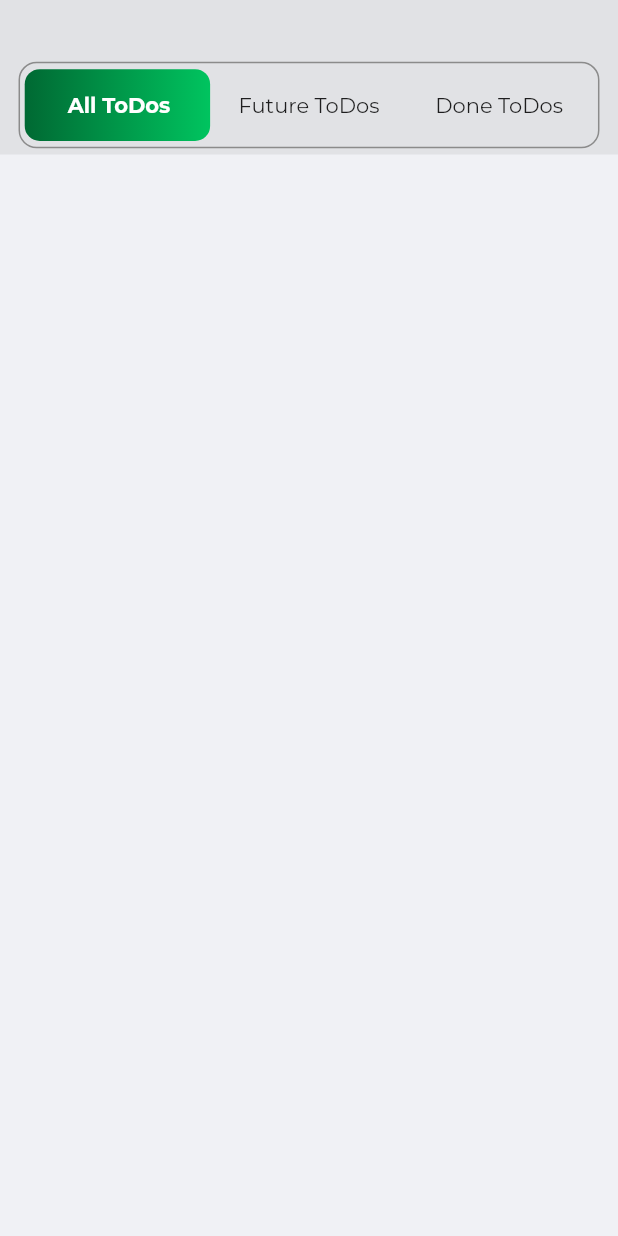
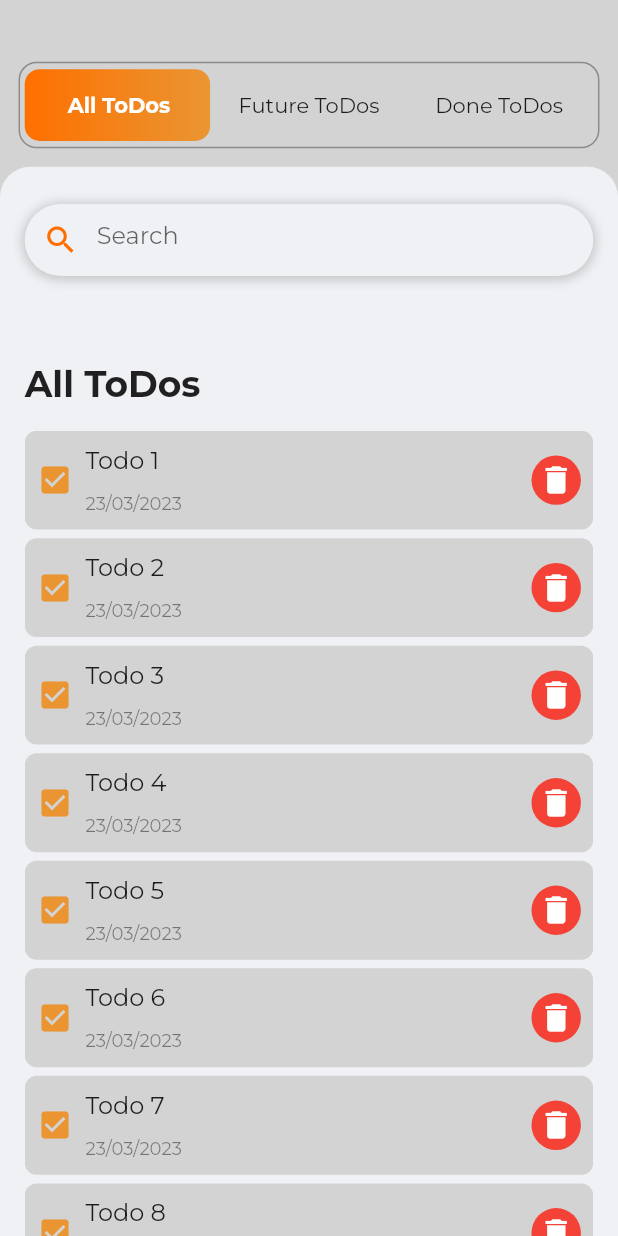
Before and after one commit to mamin75dev/flutter_todo_list, a Flutter app: the screen it shows after launch, on a phone screen of 412 x 824 dp. Run offline on Flutter 3.47's test engine with Material 2 defaults, Android fonts, the phone set to English and light mode, and no system bars; our stand-ins replace google_fonts.

Commit message:
ui completed

```diff
--- /dev/null
+++ b/lib/data/models/todo.dart
@@ -0,0 +1,11 @@
+class ToDo {
+  bool done;
+  String title;
+  String date;
+
+  ToDo({
+    required this.done,
+    required this.title,
+    required this.date,
+  });
+}
--- a/lib/ui/pages/home_page.dart
+++ b/lib/ui/pages/home_page.dart
@@ -1,6 +1,13 @@
+import 'dart:math';
+
 import 'package:flutter/material.dart';
+import 'package:todo_list/data/models/todo.dart';
 import 'package:todo_list/ui/resources/colors.dart';
 import 'package:todo_list/ui/widgets/app_bar.dart';
+import 'package:todo_list/ui/widgets/search_box.dart';
+import 'package:todo_list/ui/widgets/todo_list.dart';
+
+var randomizer = Random();
 
 class HomePage extends StatefulWidget {
   const HomePage({super.key});
@@ -10,14 +17,56 @@ class HomePage extends StatefulWidget {
 }
 
 class _HomePageState extends State<HomePage> {
+  List<String> tabs = ["All ToDos", "Future ToDos", "Done ToDos"];
+
+  List<ToDo> todos = List.generate(
+    100,
+    (index) => ToDo(
+      done: randomizer.nextBool(),
+      title: "Todo ${index + 1}",
+      date: "23/03/2023",
+    ),
+  );
+
+  int selected = 0;
+
   @override
   Widget build(BuildContext context) {
+    var size = MediaQuery.of(context).size;
     return Scaffold(
-      backgroundColor: bgColor,
+      backgroundColor: sbgColor,
       body: Column(
         children: [
-          const ToDoAppBar(),
-          Container(),
+          ToDoAppBar(
+            items: tabs,
+            onPressed: (index) {
+              setState(() {
+                selected = index;
+              });
+            },
+          ),
+          Expanded(
+            child: Container(
+              padding: EdgeInsetsDirectional.symmetric(horizontal: size.width * .04),
+              margin: EdgeInsetsDirectional.only(top: size.height * 0.01),
+              decoration: BoxDecoration(borderRadius: BorderRadius.vertical(top: Radius.circular(20)), color: bgColor),
+              width: size.width,
+              child: Column(
+                crossAxisAlignment: CrossAxisAlignment.start,
+                children: [
+                  const SearchBox(),
+                  SizedBox(height: size.height * 0.07),
+                  Text(
+                    tabs[selected],
+                    style: TextStyle(fontSize: 24, fontWeight: FontWeight.bold),
+                    textAlign: TextAlign.start,
+                  ),
+                  SizedBox(height: size.height * 0.02),
+                  Expanded(child: ToDoList(todos: todos)),
+                ],
+              ),
+            ),
+          ),
         ],
       ),
     );
--- a/lib/ui/resources/colors.dart
+++ b/lib/ui/resources/colors.dart
@@ -1,8 +1,8 @@
 import 'package:flutter/material.dart';
 
 const bgColor = Color(0xffF0F1F5);
-const sbgColor = Color(0xffE1E2E5);
+const sbgColor = Color.fromARGB(255, 211, 211, 211);
 const lineColor = Color.fromARGB(255, 139, 139, 139);
 
-const primaryColor = Color(0xff006933);
-const seconaryColor = Color.fromARGB(255, 0, 196, 95);
+const primaryColor = Color.fromARGB(255, 255, 111, 0);
+const secondaryColor = Color.fromARGB(194, 241, 129, 0);
--- a/lib/ui/widgets/app_bar.dart
+++ b/lib/ui/widgets/app_bar.dart
@@ -2,7 +2,9 @@ import 'package:flutter/material.dart';
 import 'package:todo_list/ui/resources/colors.dart';
 
 class ToDoAppBar extends StatefulWidget implements PreferredSizeWidget {
-  const ToDoAppBar({super.key});
+  final List<String> items;
+  final Function(int) onPressed;
+  const ToDoAppBar({super.key, required this.items, required this.onPressed});
 
   @override
   State<ToDoAppBar> createState() => _ToDoAppBarState();
@@ -13,7 +15,6 @@ class ToDoAppBar extends StatefulWidget implements PreferredSizeWidget {
 
 class _ToDoAppBarState extends State<ToDoAppBar> {
   int index = 0;
-  List<String> items = ["All ToDos", "Future ToDos", "Done ToDos"];
 
   double changePosition(double width) {
     switch (index) {
@@ -26,6 +27,25 @@ class _ToDoAppBarState extends State<ToDoAppBar> {
       default:
         return width * (0.03 + 0.01);
     }
+  }
+
+  GestureDetector tabItem(Size size, int i) {
+    return GestureDetector(
+      onTap: () {
+        setState(() {
+          index = i;
+        });
+        widget.onPressed(i);
+      },
+      child: Container(
+        alignment: Alignment.center,
+        width: size.width * 0.3,
+        child: Text(
+          widget.items[i],
+          style: index == i ? const TextStyle(color: Colors.white, fontWeight: FontWeight.bold) : null,
+        ),
+      ),
+    );
   }
 
   @override
@@ -49,13 +69,9 @@ class _ToDoAppBarState extends State<ToDoAppBar> {
               width: size.width * 0.3,
               height: size.height * 0.068,
               decoration: BoxDecoration(
-                gradient: const LinearGradient(colors: [primaryColor, seconaryColor]),
+                gradient: const LinearGradient(colors: [primaryColor, secondaryColor]),
                 borderRadius: BorderRadius.circular(10),
               ),
-              // child: Text(
-              //   items[index],
-              //   style: const TextStyle(color: Colors.white, fontWeight: FontWeight.bold),
-              // ),
             ),
           ),
           Positioned(
@@ -76,51 +92,9 @@ class _ToDoAppBarState extends State<ToDoAppBar> {
               child: Row(
                 mainAxisAlignment: MainAxisAlignment.spaceBetween,
                 children: [
-                  GestureDetector(
-                    onTap: () {
-                      setState(() {
-                        index = 0;
-                      });
-                    },
-                    child: Container(
-                      alignment: Alignment.center,
-                      width: size.width * 0.3,
-                      child: Text(
-                        items[0],
-                        style: index == 0 ? const TextStyle(color: Colors.white, fontWeight: FontWeight.bold) : null,
-                      ),
-                    ),
-                  ),
-                  GestureDetector(
-                    onTap: () {
-                      setState(() {
-                        index = 1;
-                      });
-                    },
-                    child: Container(
-                      alignment: Alignment.center,
-                      width: size.width * 0.3,
-                      child: Text(
-                        items[1],
-                        style: index == 1 ? const TextStyle(color: Colors.white, fontWeight: FontWeight.bold) : null,
-                      ),
-                    ),
-                  ),
-                  GestureDetector(
-                    onTap: () {
-                      setState(() {
-                        index = 2;
-                      });
-                    },
-                    child: Container(
-                      alignment: Alignment.center,
-                      width: size.width * 0.3,
-                      child: Text(
-                        items[2],
-                        style: index == 2 ? const TextStyle(color: Colors.white, fontWeight: FontWeight.bold) : null,
-                      ),
-                    ),
-                  ),
+                  tabItem(size, 0),
+                  tabItem(size, 1),
+                  tabItem(size, 2),
                 ],
               ),
             ),
--- /dev/null
+++ b/lib/ui/widgets/search_box.dart
@@ -0,0 +1,44 @@
+import 'package:flutter/material.dart';
+import 'package:todo_list/ui/resources/colors.dart';
+
+class SearchBox extends StatelessWidget {
+  const SearchBox({super.key});
+
+  @override
+  Widget build(BuildContext context) {
+    var size = MediaQuery.of(context).size;
+    return Container(
+      alignment: Alignment.center,
+      margin: EdgeInsetsDirectional.only(top: size.height * 0.03),
+      decoration: BoxDecoration(
+        color: bgColor,
+        borderRadius: BorderRadius.circular(100),
+        boxShadow: [
+          BoxShadow(
+            color: Colors.grey.withOpacity(0.5),
+            spreadRadius: 2,
+            blurRadius: 5,
+            offset: Offset(0, 1), // changes position of shadow
+          ),
+        ],
+      ),
+      child: TextField(
+        cursorColor: primaryColor,
+        decoration: InputDecoration(
+          border: InputBorder.none,
+          prefixIcon: Icon(Icons.search),
+          prefixIconColor: primaryColor,
+          fillColor: primaryColor,
+
+          hintText: "Search",
+          focusColor: primaryColor,
+          focusedBorder: OutlineInputBorder(
+            borderSide: BorderSide(color: primaryColor, width: 1.0),
+            borderRadius: BorderRadius.circular(100),
+          ),
+          // contentPadding: EdgeInsetsDirectional.zero,
+        ),
+      ),
+    );
+  }
+}
--- /dev/null
+++ b/lib/ui/widgets/todo_item.dart
@@ -0,0 +1,53 @@
+import 'package:flutter/material.dart';
+import 'package:todo_list/data/models/todo.dart';
+import 'package:todo_list/ui/resources/colors.dart';
+
+class ToDoItem extends StatelessWidget {
+  const ToDoItem({super.key, required this.todo});
+
+  final ToDo todo;
+
+  @override
+  Widget build(BuildContext context) {
+    var size = MediaQuery.of(context).size;
+    return GestureDetector(
+      onTap: () {},
+      child: Container(
+        alignment: Alignment.center,
+        padding: EdgeInsetsDirectional.symmetric(horizontal: size.height * 0.01),
+        decoration: BoxDecoration(color: sbgColor, borderRadius: BorderRadius.circular(8)),
+        margin: EdgeInsetsDirectional.only(bottom: size.height * 0.007),
+        height: size.height * 0.08,
+        child: Row(
+          children: [
+            Icon(Icons.check_box, color: secondaryColor),
+            SizedBox(width: size.width * 0.02),
+            Expanded(
+              child: Column(
+                crossAxisAlignment: CrossAxisAlignment.start,
+                mainAxisAlignment: MainAxisAlignment.spaceEvenly,
+                children: [
+                  Text(
+                    todo.title,
+                    style: TextStyle(fontSize: 16),
+                  ),
+                  Text(
+                    todo.date,
+                    style: TextStyle(fontSize: 12, color: Colors.black45),
+                  ),
+                ],
+              ),
+            ),
+            Container(
+              width: size.height * 0.04,
+              height: size.height * 0.04,
+              // margin: EdgeInsetsDirectional.only(end: size.width * 0.01),
+              decoration: BoxDecoration(color: Colors.red, shape: BoxShape.circle),
+              child: Icon(Icons.delete, color: Colors.white),
+            )
+          ],
+        ),
+      ),
+    );
+  }
+}
--- /dev/null
+++ b/lib/ui/widgets/todo_list.dart
@@ -0,0 +1,19 @@
+import 'package:flutter/material.dart';
+import 'package:todo_list/data/models/todo.dart';
+import 'package:todo_list/ui/widgets/todo_item.dart';
+
+class ToDoList extends StatelessWidget {
+  final List<ToDo> todos;
+  const ToDoList({super.key, required this.todos});
+
+  @override
+  Widget build(BuildContext context) {
+    return ListView.builder(
+      padding: EdgeInsetsDirectional.zero,
+      itemCount: todos.length,
+      itemBuilder: (context, index) {
+        return ToDoItem(todo: todos[index]);
+      },
+    );
+  }
+}
```
